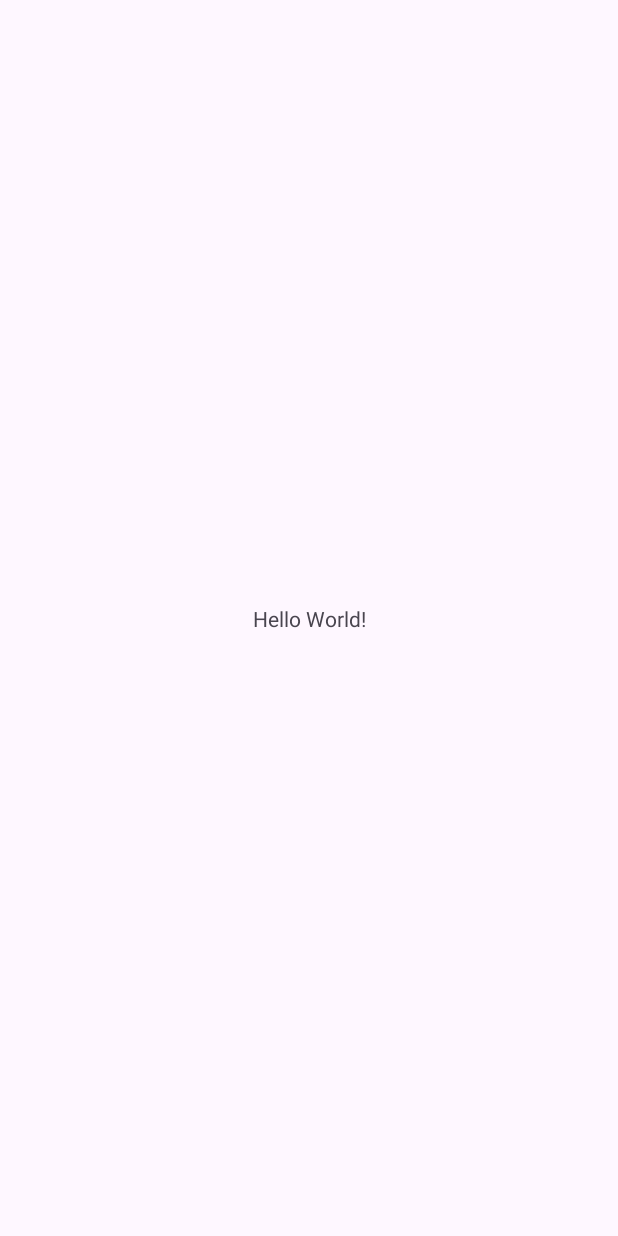
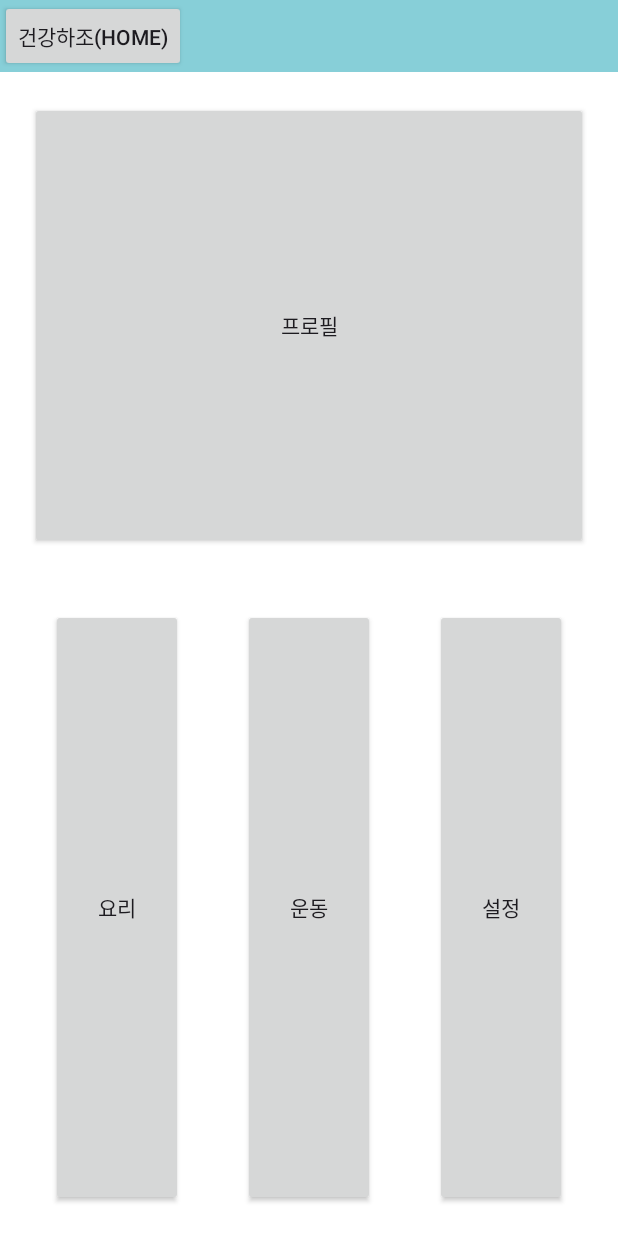
Before and after one commit to okeyeyo/Capstone_2024, an Android app: the screen it shows after launch (MainActivity), on a phone screen of 412 x 824 dp. Before the commit the screen is almost empty. Run offline under Robolectric (Android 15) with nearby library versions, the phone set to English and light mode, and no system bars.

Commit message:
xml base

```diff
--- a/app/src/main/java/com/example/capstone_2024/MainActivity.java
+++ b/app/src/main/java/com/example/capstone_2024/MainActivity.java
@@ -1,24 +1,74 @@
 package com.example.capstone_2024;
 
+import androidx.appcompat.app.AppCompatActivity;
+
+import android.content.Intent;
 import android.os.Bundle;
-
-import androidx.activity.EdgeToEdge;
-import androidx.appcompat.app.AppCompatActivity;
-import androidx.core.graphics.Insets;
-import androidx.core.view.ViewCompat;
-import androidx.core.view.WindowInsetsCompat;
+import android.view.View;
+import android.widget.Button;
 
 public class MainActivity extends AppCompatActivity {
+
+    Button homebtn;
+    Button cookbtn;
+    Button healthbtn;
+    Button setbtn;
 
     @Override
     protected void onCreate(Bundle savedInstanceState) {
         super.onCreate(savedInstanceState);
-        EdgeToEdge.enable(this);
         setContentView(R.layout.activity_main);
-        ViewCompat.setOnApplyWindowInsetsListener(findViewById(R.id.main), (v, insets) -> {
-            Insets systemBars = insets.getInsets(WindowInsetsCompat.Type.systemBars());
-            v.setPadding(systemBars.left, systemBars.top, systemBars.right, systemBars.bottom);
-            return insets;
+
+        homebtn = findViewById(R.id.home);
+        cookbtn = findViewById(R.id.cook);
+        healthbtn = findViewById(R.id.health);
+        setbtn = findViewById(R.id.setting);
+
+        homebtn.setOnClickListener(new View.OnClickListener() {
+            @Override
+            public void onClick(View v) {
+                openHomeActivity();
+            }
+        });
+
+        cookbtn.setOnClickListener(new View.OnClickListener() {
+            @Override
+            public void onClick(View v) {
+                openCookActivity();
+            }
+        });
+
+        healthbtn.setOnClickListener(new View.OnClickListener() {
+            @Override
+            public void onClick(View v) {
+                openHealthActivity();
+            }
+        });
+
+        setbtn.setOnClickListener(new View.OnClickListener() {
+            @Override
+            public void onClick(View v) {
+                openSetActivity();
+            }
         });
     }
+    public void openHomeActivity() {
+        Intent intent = new Intent(MainActivity.this, MainActivity.class);
+        startActivity(intent);
+    }
+
+    public void openCookActivity() {
+        Intent intent = new Intent(MainActivity.this, Cook.class);
+        startActivity(intent);
+    }
+
+    public void openHealthActivity() {
+        Intent intent = new Intent(MainActivity.this, Health.class);
+        startActivity(intent);
+    }
+
+    public void openSetActivity() {
+        Intent intent = new Intent(MainActivity.this, Cook.class);
+        startActivity(intent);
+    }
 }
--- a/app/src/main/res/layout/activity_main.xml
+++ b/app/src/main/res/layout/activity_main.xml
@@ -1,19 +1,74 @@
 <?xml version="1.0" encoding="utf-8"?>
-<androidx.constraintlayout.widget.ConstraintLayout xmlns:android="http://schemas.android.com/apk/res/android"
+<LinearLayout
+    xmlns:android="http://schemas.android.com/apk/res/android"
     xmlns:app="http://schemas.android.com/apk/res-auto"
     xmlns:tools="http://schemas.android.com/tools"
-    android:id="@+id/main"
     android:layout_width="match_parent"
     android:layout_height="match_parent"
+    android:orientation="vertical"
+    android:background="@color/white"
     tools:context=".MainActivity">
+    <LinearLayout
+        android:layout_width="match_parent"
+        android:layout_height="wrap_content"
+        android:background="#87CFD8"
+        android:orientation="horizontal">
 
-    <TextView
-        android:layout_width="wrap_content"
-        android:layout_height="wrap_content"
-        android:text="Hello World!"
-        app:layout_constraintBottom_toBottomOf="parent"
-        app:layout_constraintEnd_toEndOf="parent"
-        app:layout_constraintStart_toStartOf="parent"
-        app:layout_constraintTop_toTopOf="parent" />
+        <androidx.appcompat.widget.AppCompatButton
+            android:id="@+id/home"
+            android:layout_width="wrap_content"
+            android:layout_height="match_parent"
+            android:clickable="true"
+            android:text="건강하조(home)" />
+    </LinearLayout>
+    <LinearLayout
+        android:layout_width="match_parent"
+        android:layout_height="match_parent"
+        android:orientation="vertical"
+        android:background="@color/white">
 
-</androidx.constraintlayout.widget.ConstraintLayout>
+        <LinearLayout
+            android:layout_width="match_parent"
+            android:layout_height="match_parent"
+            android:layout_weight="1.3"
+            android:orientation="horizontal">
+
+            <androidx.appcompat.widget.AppCompatButton
+                android:id="@+id/profile"
+                android:layout_width="match_parent"
+                android:layout_height="match_parent"
+                android:layout_margin="20dp"
+                android:text="프로필"
+                />
+        </LinearLayout>
+        <LinearLayout
+            android:layout_width="match_parent"
+            android:layout_height="match_parent"
+            android:layout_weight="1"
+            android:orientation="horizontal"
+            android:gravity="center"
+            android:clickable="true">
+            <androidx.appcompat.widget.AppCompatButton
+                android:id="@+id/cook"
+                android:layout_width="wrap_content"
+                android:layout_height="match_parent"
+                android:text="요리"
+                android:layout_margin="20dp"
+                android:clickable="true"/>
+            <androidx.appcompat.widget.AppCompatButton
+                android:id="@+id/health"
+                android:layout_width="wrap_content"
+                android:layout_height="match_parent"
+                android:text="운동"
+                android:layout_margin="20dp"/>
+            <androidx.appcompat.widget.AppCompatButton
+                android:id="@+id/setting"
+                android:layout_width="wrap_content"
+                android:layout_height="match_parent"
+                android:text="설정"
+                android:layout_margin="20dp"
+                android:clickable="true"/>
+
+        </LinearLayout>
+    </LinearLayout>
+</LinearLayout>
```
Also changed, not shown: app/src/main/java/com/example/capstone_2024/Cook.java (added, +32 -0 lines), app/src/main/java/com/example/capstone_2024/Health.java (added, +34 -0 lines), app/src/main/res/layout/cook.xml (added, +95 -0 lines), app/src/main/res/layout/health.xml (added, +106 -0 lines).
